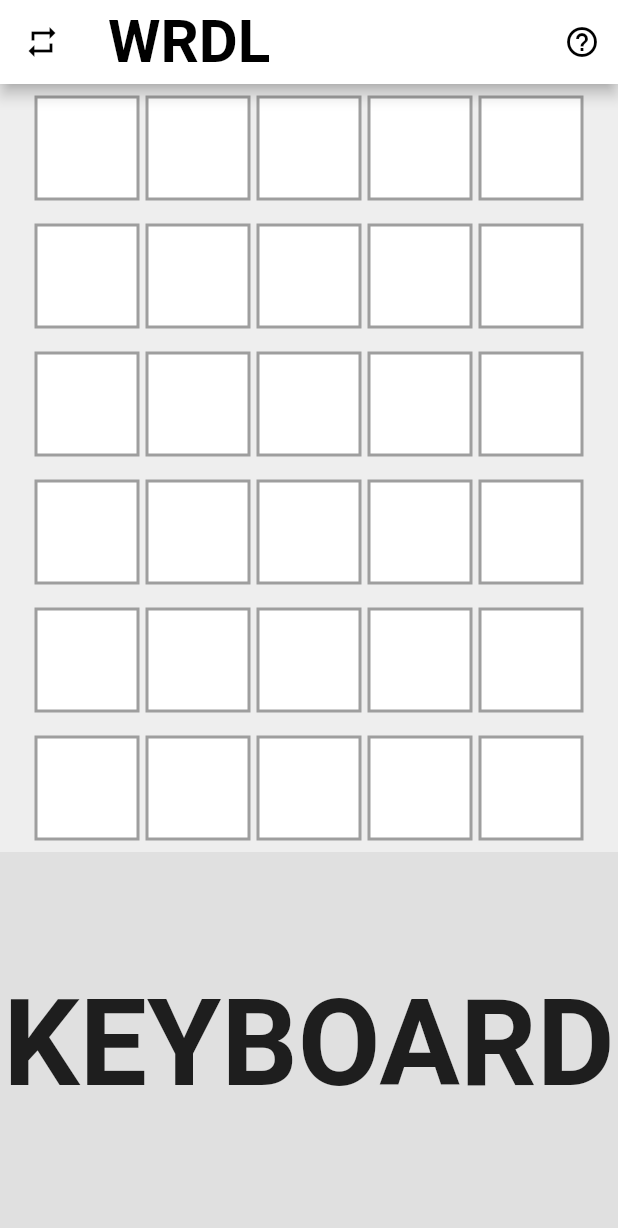
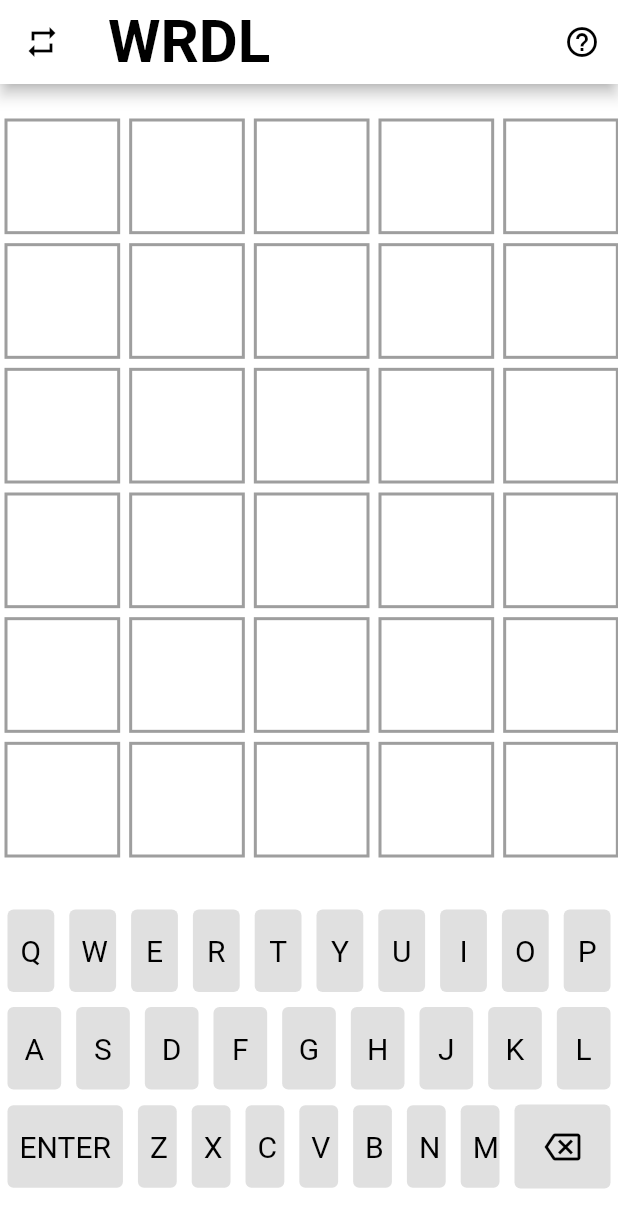
Before and after one commit to pocketdial/wordle-flutter, a Flutter app: the screen it shows after launch, on a phone screen of 412 x 824 dp. Shown: the top 1228 px of the screen. Run offline on Flutter 3.47's test engine with Material 2 defaults, Android fonts, the light colour scheme and no system bars.

Commit message:
add keyboard

```diff
--- /dev/null
+++ b/lib/keyboard.dart
@@ -0,0 +1,126 @@
+import 'package:flutter/material.dart';
+
+Widget keyboard() {
+  return Column(
+    mainAxisAlignment: MainAxisAlignment.center,
+
+    //crossAxisAlignment: CrossAxisAlignment.stretch,
+    children: [
+      Row(
+        mainAxisAlignment: MainAxisAlignment.spaceEvenly,
+        //crossAxisAlignment: CrossAxisAlignment.,
+        children: <Widget>[
+          key('Q', Colors.black, Colors.grey.shade300),
+          key('W', Colors.black, Colors.grey.shade300),
+          key('E', Colors.black, Colors.grey.shade300),
+          key('R', Colors.black, Colors.grey.shade300),
+          key('T', Colors.black, Colors.grey.shade300),
+          key('Y', Colors.black, Colors.grey.shade300),
+          key('U', Colors.black, Colors.grey.shade300),
+          key('I', Colors.black, Colors.grey.shade300),
+          key('O', Colors.black, Colors.grey.shade300),
+          key('P', Colors.black, Colors.grey.shade300),
+        ],
+      ),
+      Row(
+        mainAxisAlignment: MainAxisAlignment.spaceEvenly,
+        //crossAxisAlignment: CrossAxisAlignment.stretch,
+        children: <Widget>[
+          key('A', Colors.black, Colors.grey.shade300),
+          key('S', Colors.black, Colors.grey.shade300),
+          key('D', Colors.black, Colors.grey.shade300),
+          key('F', Colors.black, Colors.grey.shade300),
+          key('G', Colors.black, Colors.grey.shade300),
+          key('H', Colors.black, Colors.grey.shade300),
+          key('J', Colors.black, Colors.grey.shade300),
+          key('K', Colors.black, Colors.grey.shade300),
+          key('L', Colors.black, Colors.grey.shade300),
+        ],
+      ),
+      Row(
+        mainAxisAlignment: MainAxisAlignment.spaceEvenly,
+        //crossAxisAlignment: CrossAxisAlignment.stretch,
+        children: <Widget>[
+          //key('ENTER', Colors.black, Colors.grey),
+          Container(
+            margin: const EdgeInsets.all(5),
+            child: TextButton(
+              style: TextButton.styleFrom(
+                padding: const EdgeInsets.fromLTRB(8, 16.0, 8, 16),
+                primary: Colors.black,
+                backgroundColor: Colors.grey.shade300,
+                //minimumSize: const Size(45, 1),
+                textStyle: const TextStyle(fontSize: 20),
+              ),
+              onPressed: () {},
+              child: Text('ENTER'),
+            ),
+          ),
+          key('Z', Colors.black, Colors.grey.shade300),
+          key('X', Colors.black, Colors.grey.shade300),
+          key('C', Colors.black, Colors.grey.shade300),
+          key('V', Colors.black, Colors.grey.shade300),
+          key('B', Colors.black, Colors.grey.shade300),
+          key('N', Colors.black, Colors.grey.shade300),
+          key('M', Colors.black, Colors.grey.shade300),
+          //key('DEL', Colors.black, Colors.grey),
+          Container(
+            margin: const EdgeInsets.all(5),
+            child: TextButton(
+                style: TextButton.styleFrom(
+                  padding: const EdgeInsets.fromLTRB(8, 16.0, 8, 16),
+                  primary: Colors.black,
+                  backgroundColor: Colors.grey.shade300,
+                  //minimumSize: const Size(45, 1),
+                  textStyle: const TextStyle(fontSize: 20),
+                ),
+                onPressed: () {},
+                child: Icon(Icons.backspace_outlined) //Text('DEL'),
+                ),
+          ),
+        ],
+      ),
+      // Row(
+      //   children: <Widget>[
+      //     Expanded(
+      //       child: RaisedButton(
+      //         child: Text('Approve'),
+      //         onPressed: () => null,
+      //       ),
+      //     ),
+      //     Expanded(
+      //       child: RaisedButton(
+      //         child: Text('Reject'),
+      //         onPressed: () => null,
+      //       ),
+      //     ),
+      //     Expanded(
+      //       child: RaisedButton(
+      //         child: Text('Need Revise'),
+      //         onPressed: () => null,
+      //       ),
+      //     )
+      //   ],
+      // ),
+    ],
+  );
+}
+
+Widget key(String letter, Color keyColour, Color textColour) {
+  return Expanded(
+    child: Container(
+      margin: const EdgeInsets.all(5),
+      child: TextButton(
+        style: TextButton.styleFrom(
+          padding: const EdgeInsets.fromLTRB(8, 16.0, 8, 16),
+          primary: keyColour,
+          backgroundColor: textColour,
+          //minimumSize: const Size(45, 1),
+          textStyle: const TextStyle(fontSize: 20),
+        ),
+        onPressed: () {},
+        child: Text(letter),
+      ),
+    ),
+  );
+}
--- a/lib/main.dart
+++ b/lib/main.dart
@@ -1,4 +1,5 @@
 import 'package:flutter/material.dart';
+import 'keyboard.dart';
 
 void main() {
   runApp(const WordleApp());
@@ -9,12 +10,12 @@
 
   @override
   Widget build(BuildContext context) {
-    return MaterialApp(
+    return const MaterialApp(
       //title: 'WORDLE',
-      theme: ThemeData(
-        primarySwatch: Colors.blue,
-      ),
-      home: const MyHomePage(title: 'WRDL'),
+      // theme: ThemeData(
+      //   primarySwatch: Colors.blue,
+      // ),
+      home: MyHomePage(title: 'WRDL'),
     );
   }
 }
@@ -32,7 +33,7 @@
   @override
   Widget build(BuildContext context) {
     return Scaffold(
-      backgroundColor: Colors.grey,
+      backgroundColor: Colors.white,
       appBar: AppBar(
         title: Text(widget.title),
         titleTextStyle: const TextStyle(
@@ -66,6 +67,9 @@
         child: Column(
           //mainAxisAlignment: MainAxisAlignment.spaceEvenly,
           children: [
+            SizedBox(
+              height: 20,
+            ),
             Expanded(
               flex: 2,
               child: Container(
@@ -83,25 +87,25 @@
                     RowOfFrames(),
                   ],
                 ),
-                color: Colors.grey[200],
+                //color: Colors.grey[200],
                 //alignment: Alignment.center,
               ),
             ),
-            Expanded(
-              flex: 1,
-              child: Container(
-                //color: Colors.blue[600],
-                child: const Center(
-                  child: Text(
-                    'KEYBOARD',
-                    style: TextStyle(
-                      fontSize: 80,
-                      fontWeight: FontWeight.bold,
-                    ),
-                  ),
-                ),
-                color: Colors.grey[300],
-              ),
+            Expanded(flex: 1, child: keyboard()
+
+                // Container(
+                //   //color: Colors.blue[600],
+                //   child: const Center(
+                //     child: Text(
+                //       'KEYBOARD',
+                //       style: TextStyle(
+                //         fontSize: 80,
+                //         fontWeight: FontWeight.bold,
+                //       ),
+                //     ),
+                //   ),
+                //   color: Colors.grey[300],
+                // ),
                 ),
           ],
         ),
@@ -142,11 +146,13 @@
 
   @override
   Widget build(BuildContext context) {
-    return Container(
-      width: 70.0,
-      height: 70.0,
-      margin: const EdgeInsets.all(2.0),
-      padding: const EdgeInsets.all(2.0),
+    return AspectRatio(
+      aspectRatio: 1,
+      child: Container(
+        //width: 70.0,
+        //height: 70.0,
+        margin: const EdgeInsets.all(3.0),
+        padding: const EdgeInsets.all(5.0),
         decoration: BoxDecoration(
           //borderRadius: BorderRadius.circular(4.0),
           color: colour,
@@ -167,6 +173,7 @@
             textAlign: TextAlign.center,
           ),
         ),
+      ),
     );
   }
 }
```
Lines whose indentation alone changed are shown as unchanged.
